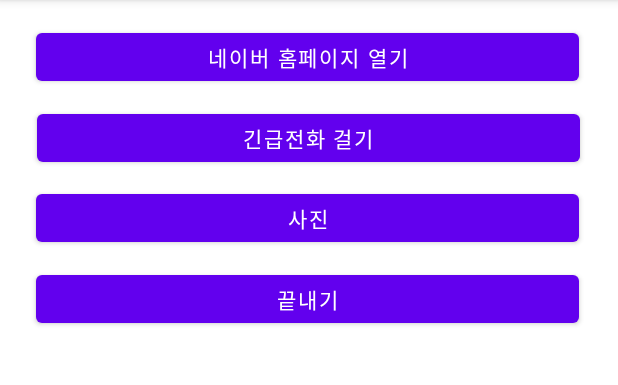
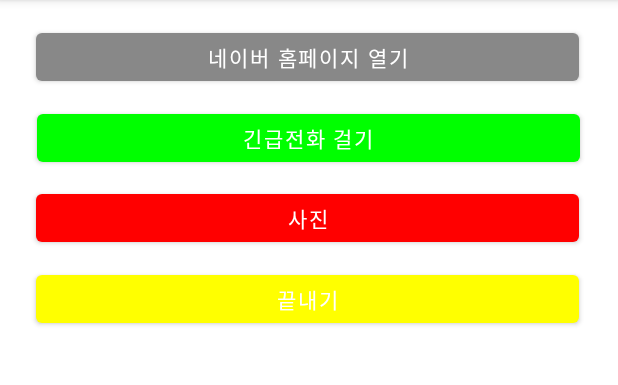
Before and after one commit to m6ydz642/LearnAndroid, an Android app: the screen it shows after launch (MainActivity), on a phone screen of 412 x 824 dp, the part 84-469 px from its top. Run offline under Robolectric (Android 15) with nearby library versions, the phone set to English and light mode, and no system bars.

Commit message:
UI작업 완료

```diff
--- a/app/src/main/java/com/example/learnandroid/MainActivity.java
+++ b/app/src/main/java/com/example/learnandroid/MainActivity.java
@@ -2,7 +2,12 @@ package com.example.learnandroid;
 
 import androidx.appcompat.app.AppCompatActivity;
 
+import android.content.Intent;
+import android.graphics.Color;
+import android.net.Uri;
 import android.os.Bundle;
+import android.view.View;
+import android.widget.Button;
 
 public class MainActivity extends AppCompatActivity {
 
@@ -10,5 +15,46 @@ public class MainActivity extends AppCompatActivity {
     protected void onCreate(Bundle savedInstanceState) {
         super.onCreate(savedInstanceState);
         setContentView(R.layout.activity_main);
+
+        Button webbutton = (Button)findViewById(R.id.webbutton);
+        Button dialbutton = (Button)findViewById(R.id.dialbutton);
+        Button gallerybutton = (Button)findViewById(R.id.gallerybutton);
+        Button exitbutton = (Button)findViewById(R.id.exitbutton);
+
+
+        webbutton.setBackgroundColor(Color.GRAY);
+        webbutton.setOnClickListener(new View.OnClickListener() {
+            @Override
+            public void onClick(View view) {
+                Intent mintent = new Intent(Intent.ACTION_VIEW, Uri.parse(("http://www.naver.com")));
+                startActivity(mintent);
+            }
+        });
+
+        dialbutton.setBackgroundColor(Color.GREEN);
+        dialbutton.setOnClickListener(new View.OnClickListener() {
+            @Override
+            public void onClick(View view) {
+                Intent mintent = new Intent(Intent.ACTION_VIEW, Uri.parse(("tel:/911")));
+                startActivity((mintent));
+            }
+        });
+
+        gallerybutton.setBackgroundColor(Color.RED);
+        gallerybutton.setOnClickListener(new View.OnClickListener() {
+            @Override
+            public void onClick(View view) {
+                Intent mintent = new Intent(Intent.ACTION_VIEW, Uri.parse(("content://media/internal/images/media")));
+                startActivity(mintent);
+            }
+        });
+        exitbutton.setBackgroundColor(Color.YELLOW);
+        exitbutton.setOnClickListener(new View.OnClickListener() {
+            @Override
+            public void onClick(View view) {
+                finish();
+            }
+        });
+
     }
 }
```
